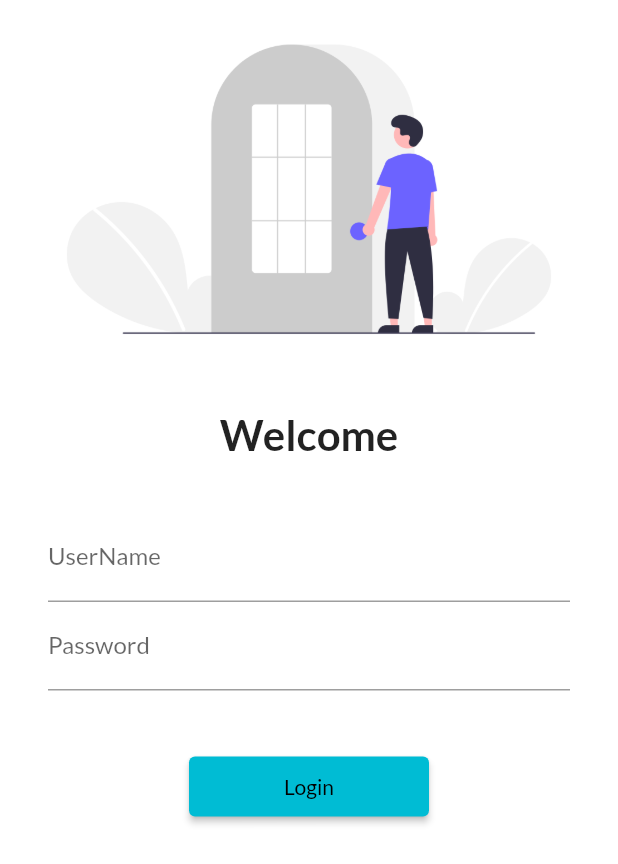
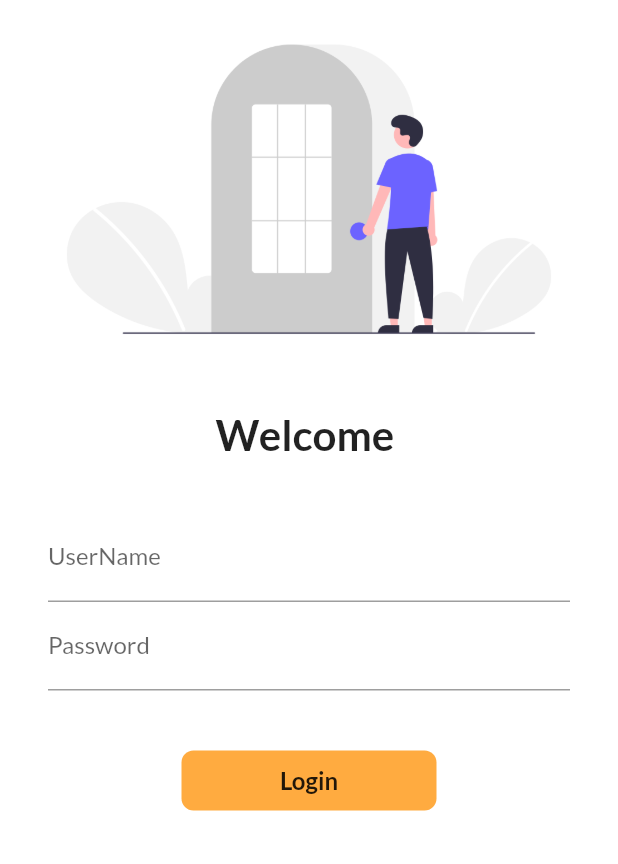
Before and after one commit to shivamyadav37/flutter_catalog, a Flutter app: the screen it shows after launch, on a phone screen of 412 x 824 dp. Shown: the top 864 px of the screen. Run offline on Flutter 3.47's test engine with Material 2 defaults, Android fonts, the phone set to English and light mode, and no system bars; our stand-ins replace google_fonts.

```diff
--- a/lib/pages/loginpage.dart
+++ b/lib/pages/loginpage.dart
@@ -1,7 +1,14 @@
 import 'package:flutter/material.dart';
 import 'package:flutter_catalog/utils/routes.dart';
 
-class LoginPage extends StatelessWidget {
+class LoginPage extends StatefulWidget {
+  @override
+  State<LoginPage> createState() => _LoginPageState();
+}
+
+class _LoginPageState extends State<LoginPage> {
+  String name = "";
+  bool changeButton = false;
   @override
   Widget build(BuildContext context) {
     return Material(
@@ -17,7 +24,7 @@ class LoginPage extends StatelessWidget {
                 height: 20,
               ),
               Text(
-                "Welcome",
+                "Welcome $name",
                 style: TextStyle(
                   fontSize: 28,
                   fontWeight: FontWeight.bold,
@@ -43,17 +50,53 @@ class LoginPage extends StatelessWidget {
                         hintText: "Enter Password",
                         labelText: "Password",
                       ),
+                      onChanged: (value) {
+                        name = value;
+                        setState(() {});
+                      },
                     ),
                     SizedBox(
                       height: 40,
                     ),
-                    ElevatedButton(
-                      child: Text("Login"),
-                      style: TextButton.styleFrom(minimumSize: Size(160, 40)),
-                      onPressed: () {
+
+                    InkWell(
+                      onTap: () async {
+                        setState(() {
+                          changeButton = true;
+                        });
+
+                        await Future.delayed(Duration(seconds: 1));
                         Navigator.pushNamed(context, MyRoutes.homeRoute);
                       },
+                      child: AnimatedContainer(
+                        duration: Duration(seconds: 1),
+                        width: changeButton ? 70 : 170,
+                        height: 40,
+                        alignment: Alignment.center,
+                        child: changeButton
+                            ? Icon(Icons.done, color: Colors.white)
+                            : Text(
+                                "Login",
+                                style: TextStyle(
+                                  fontWeight: FontWeight.bold,
+                                  fontSize: 16,
+                                ),
+                              ),
+                        decoration: BoxDecoration(
+                          color: Colors.orangeAccent,
+                          borderRadius:
+                              BorderRadius.circular(changeButton ? 50 : 8),
+                        ),
+                      ),
                     ),
+
+                    // ElevatedButton(
+                    //   child: Text("Login"),
+                    //   style: TextButton.styleFrom(minimumSize: Size(160, 40)),
+                    //   onPressed: () {
+                    //     Navigator.pushNamed(context, MyRoutes.homeRoute);
+                    //   },
+                    // ),
                   ],
                 ),
               )
```
